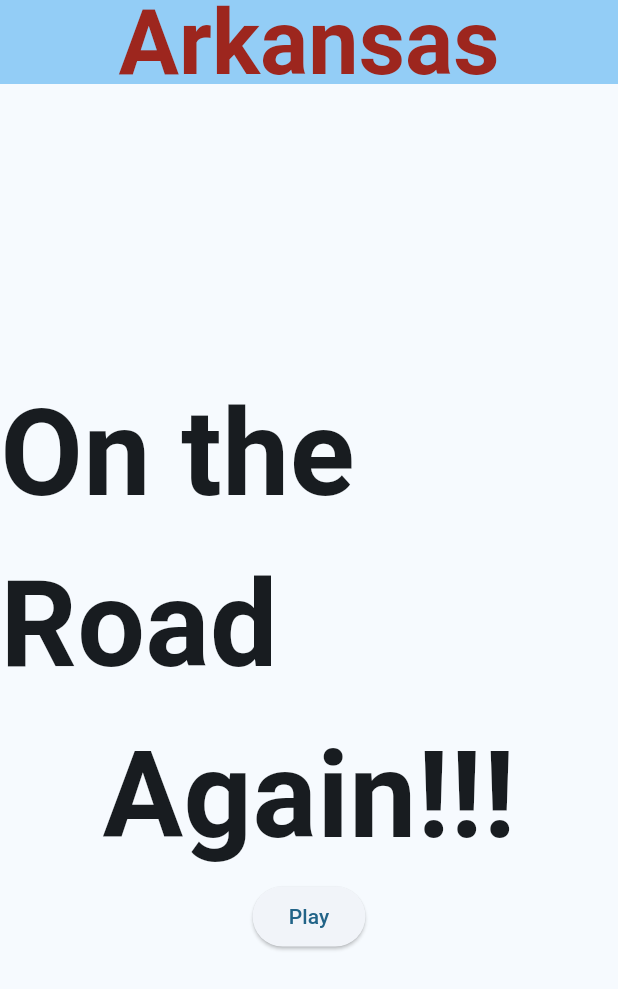
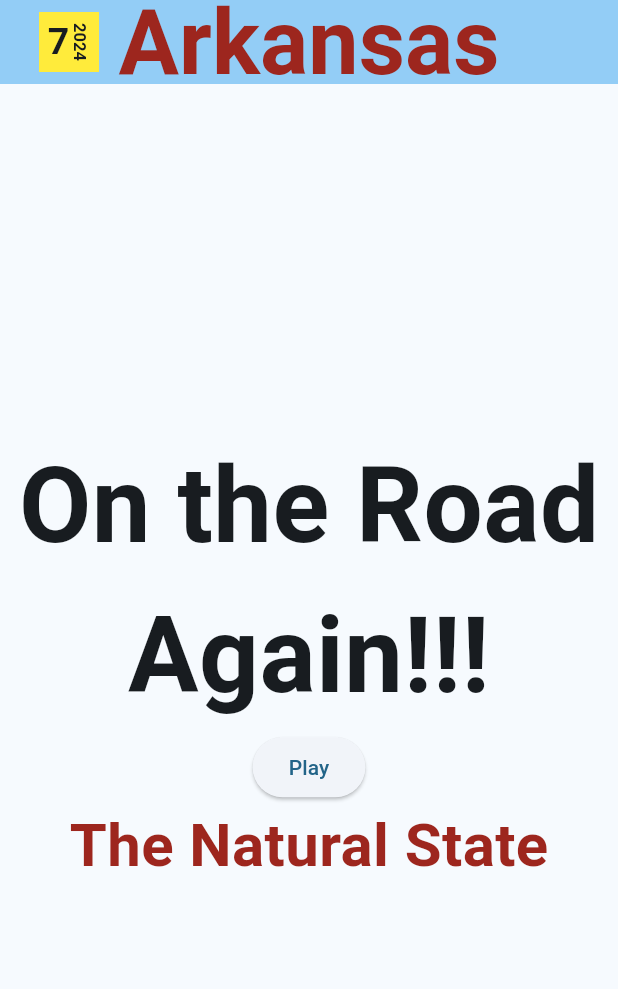
Before and after one commit to danielajgr/on-the-road-again, a Flutter app: the screen it shows after launch, on a phone screen of 412 x 824 dp. Shown: the top 989 px of the screen. Run offline on Flutter 3.47's test engine with Material 3 defaults, Android fonts, the phone set to English and light mode, and no system bars; our stand-ins replace sensors_plus; Roboto replaces fonts that are missing (Times New Roman).

Commit message:
added license plate details:)

```diff
--- a/flutter_application_1/lib/main.dart
+++ b/flutter_application_1/lib/main.dart
@@ -50,10 +50,17 @@ class _MyHomePageState extends State<MyHomePage> {
       appBar: AppBar(
         backgroundColor: Theme.of(context).colorScheme.inversePrimary,
 
-        title: Center(
-          child: Text(
+        title: Stack(
+          alignment: Alignment.center,
+            children: [
+              Align(
+                  alignment: Alignment.center,
+                  child:
+
+            Text(
             widget.title,
-            textAlign: TextAlign.center,
+
+
             style: const TextStyle(
               fontSize: 60,
               color: Color.fromARGB(255, 157, 38, 30),
@@ -61,6 +68,42 @@ class _MyHomePageState extends State<MyHomePage> {
               fontWeight: FontWeight.bold,
             ),
           ),
+          ),
+          Positioned(
+            left:10,
+            child: Container(
+              width: 40,
+              height: 40,
+               color: Colors.yellow,
+               child: const Center(
+                child: Row(
+                    mainAxisAlignment: MainAxisAlignment.center,
+                    children: <Widget>[
+
+                  Text(
+                  '7',
+                  style: TextStyle(
+                    fontSize: 25,
+                    fontWeight: FontWeight.bold,
+                  ),
+                ),
+                RotatedBox(
+                  quarterTurns: 1,
+                  child: Text(
+                      '2024',
+                      style: TextStyle(
+                        fontSize: 11,
+                        fontWeight: FontWeight.bold,
+                      ),
+                    ),
+  ),
+
+
+                ],
+               ),
+            ),
+  ),)
+  ],
         ),
       ),
       body: Center(
@@ -73,7 +116,7 @@ class _MyHomePageState extends State<MyHomePage> {
             const Text(
               'On the Road',
               style: TextStyle(
-                fontSize: 80,
+                fontSize: 70,
                 fontFamily: 'Times New Roman',
                 fontWeight: FontWeight.bold,
                 ),
@@ -81,7 +124,7 @@ class _MyHomePageState extends State<MyHomePage> {
             const Text(
               'Again!!!',
               style: TextStyle(
-                fontSize: 80,
+                fontSize: 70,
                 fontFamily: 'Times New Roman',
               fontWeight: FontWeight.bold,
               ),
@@ -92,7 +135,15 @@ class _MyHomePageState extends State<MyHomePage> {
                 Navigator.pushNamed(context, '/game');
               },
               child: const Text('Play'),
-            ),
+            ),const Text(
+              'The Natural State',
+              style: TextStyle(
+                fontSize: 40,
+                color: Color.fromARGB(255, 157, 38, 30),
+                fontFamily: 'Times New Roman',
+                fontWeight: FontWeight.bold,
+                ),
+            )
           ],
         ),
       ),
```
